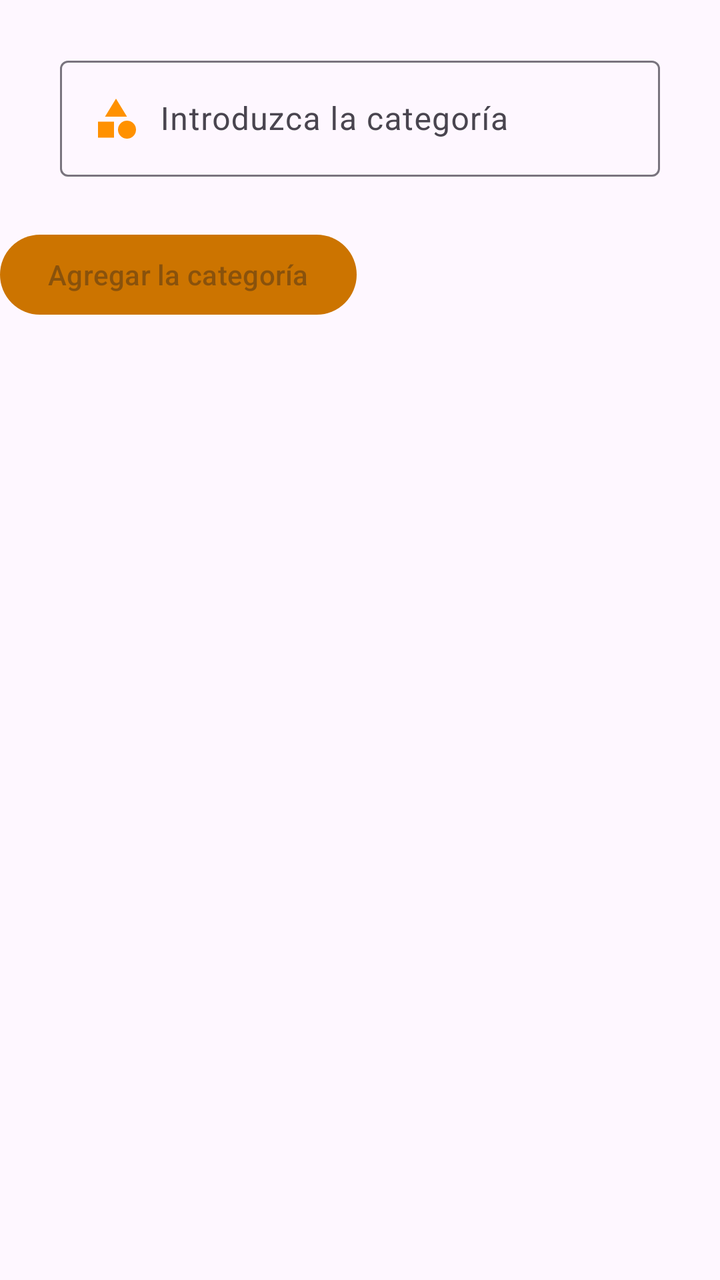
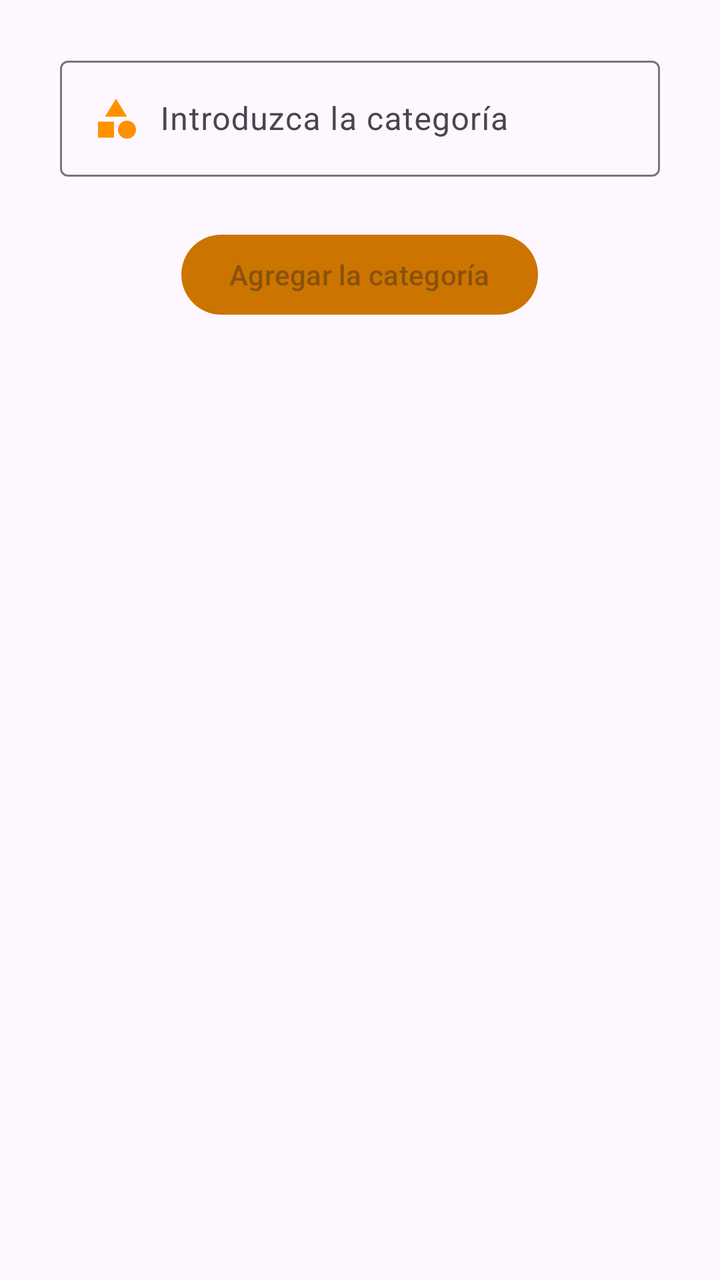

Screens rendered from an Android XML layout before and after an edit, with the pre-edit source and the edit as a unified diff.
<!-- AndroidManifest.xml: application theme Theme.SlopShop -->
<!-- res/layout/fragment_categorias_a.xml -->
<?xml version="1.0" encoding="utf-8"?>
<RelativeLayout
    xmlns:android="http://schemas.android.com/apk/res/android"
    xmlns:tools="http://schemas.android.com/tools"
    android:layout_width="match_parent"
    android:layout_height="match_parent"
    tools:context=".Administrador.Nav_Fragments_Administardor.FragmentCategoriasA">

    
    <androidx.appcompat.widget.LinearLayoutCompat
        android:layout_width="match_parent"
        android:layout_height="wrap_content"
        android:layout_marginTop="25dp"
        android:orientation="vertical">

        <com.google.android.material.textfield.TextInputLayout
            android:layout_width="match_parent"
            android:layout_height="wrap_content"
            android:layout_marginStart="30dp"
            android:layout_marginEnd="30dp">

            <EditText
                android:id="@+id/etCategoria"
                android:hint="@string/pedirCategoria"
                android:inputType="textCapWords"
                android:layout_width="match_parent"
                android:layout_height="wrap_content"
                android:drawableStart="@drawable/icono_categorias"
                android:drawablePadding="10dp"/>

        </com.google.android.material.textfield.TextInputLayout>

        <com.google.android.material.button.MaterialButton
            android:id="@+id/btnAgregarCategoria"
            android:hint="@string/btnAgregarCategoria"
            android:textAllCaps="true"
            android:layout_marginTop="25dp"
            android:gravity="center"
            android:layout_width="wrap_content"
            android:layout_height="wrap_content"/>

    </androidx.appcompat.widget.LinearLayoutCompat>

</RelativeLayout>
<!-- resources referenced by this layout -->
<resources>
  <!-- drawable icono_categorias (drawable) -->
  <vector xmlns:android="http://schemas.android.com/apk/res/android" android:height="24dp" android:tint="#FF9100" android:viewportHeight="24" android:viewportWidth="24" android:width="24dp">
        
      <path android:fillColor="@android:color/white" android:pathData="M12,2l-5.5,9h11z"/>
        
      <path android:fillColor="@android:color/white" android:pathData="M17.5,17.5m-4.5,0a4.5,4.5 0,1 1,9 0a4.5,4.5 0,1 1,-9 0"/>
        
      <path android:fillColor="@android:color/white" android:pathData="M3,13.5h8v8H3z"/>
      
  </vector>
  <string name="btnAgregarCategoria">Agregar la categoría</string>
  <string name="pedirCategoria">Introduzca la categoría</string>
  <style name="Theme.SlopShop" parent="Base.Theme.SlopShop" />
  <style name="Base.Theme.SlopShop" parent="Theme.Material3.DayNight.NoActionBar">
          
          <item name="colorPrimary">@color/naranja_oscuro</item>
      </style>
  <color name="naranja_oscuro">#CC7400</color>
</resources>

<!-- the commit's change to res/layout/fragment_categorias_a.xml (unified diff, before → after) -->
@@ -35,7 +35,7 @@
             android:hint="@string/btnAgregarCategoria"
             android:textAllCaps="true"
             android:layout_marginTop="25dp"
-            android:gravity="center"
+            android:layout_gravity="center"
             android:layout_width="wrap_content"
             android:layout_height="wrap_content"/>
 
